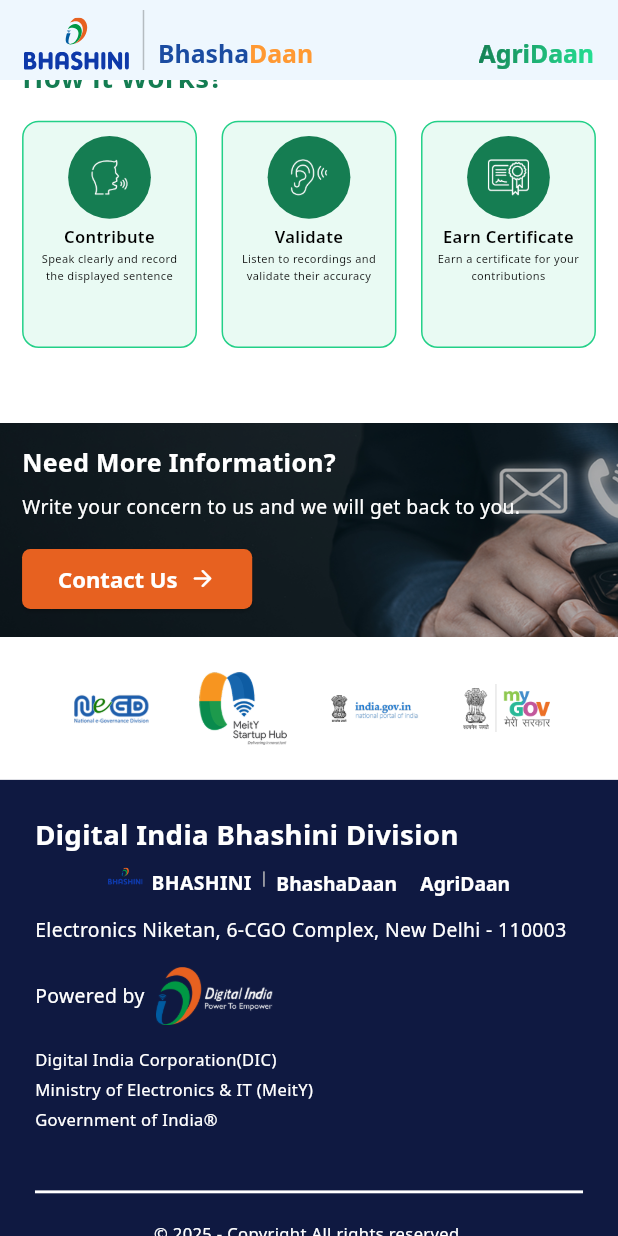
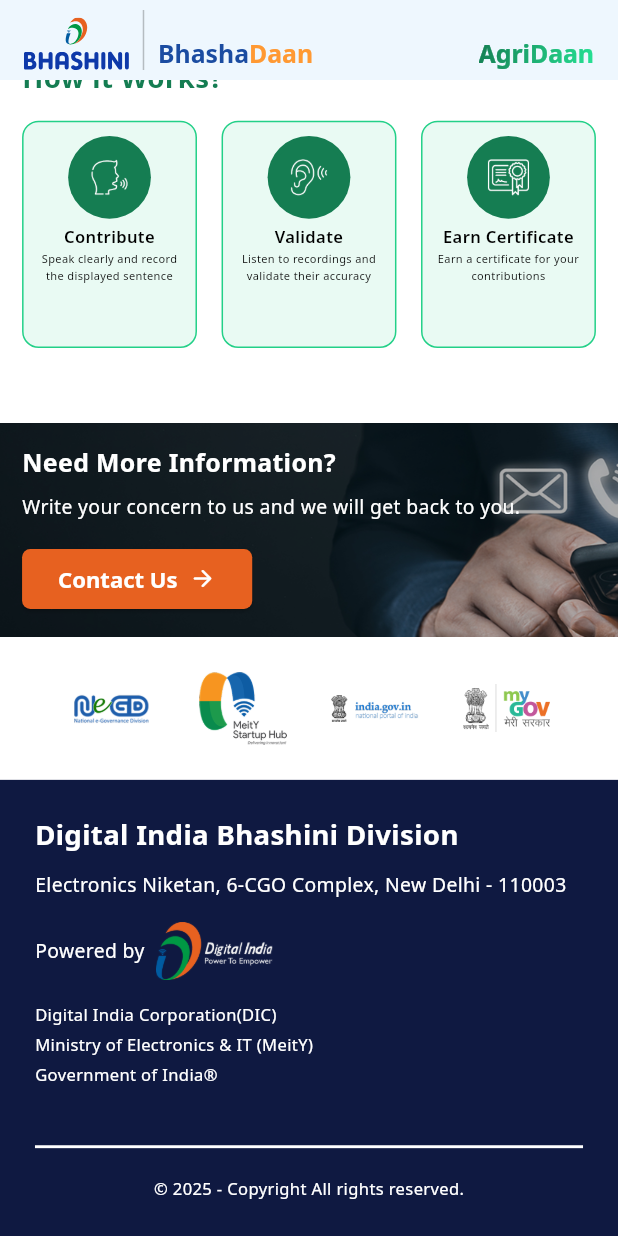
Before and after one commit to COSS-India/VoiceGive, a Flutter app: the screen it shows after launch, scrolled down 469 dp, on a phone screen of 412 x 824 dp. Run offline on Flutter 3.47's test engine with Material 3 defaults, Android fonts, the phone set to English and light mode, and no system bars; our stand-ins replace cached_network_image, flutter_dotenv, flutter_screenutil, flutter_secure_storage, flutter_svg, google_fonts and 3 more; missing offline and left inert: encrypt, record; accounts and stored records are empty; project files that could hold a hidden picture were left out.

Commit message:
fix: resolve home footer issue

```diff
--- a/lib/screens/home_screen/widgets/home_footer_section.dart
+++ b/lib/screens/home_screen/widgets/home_footer_section.dart
@@ -43,12 +43,6 @@ class HomeFooterSection extends StatelessWidget {
                   fontSize: 20.sp,
                   fontWeight: FontWeight.bold,
                 ),
-              ),
-              SizedBox(height: 12.w),
-              // Branding alignment
-              BrandingAlignmentWidget(
-                fontSize: 14.sp,
-                textColor: Colors.white,
               ),
               SizedBox(height: 12.w),
               // Address
```
